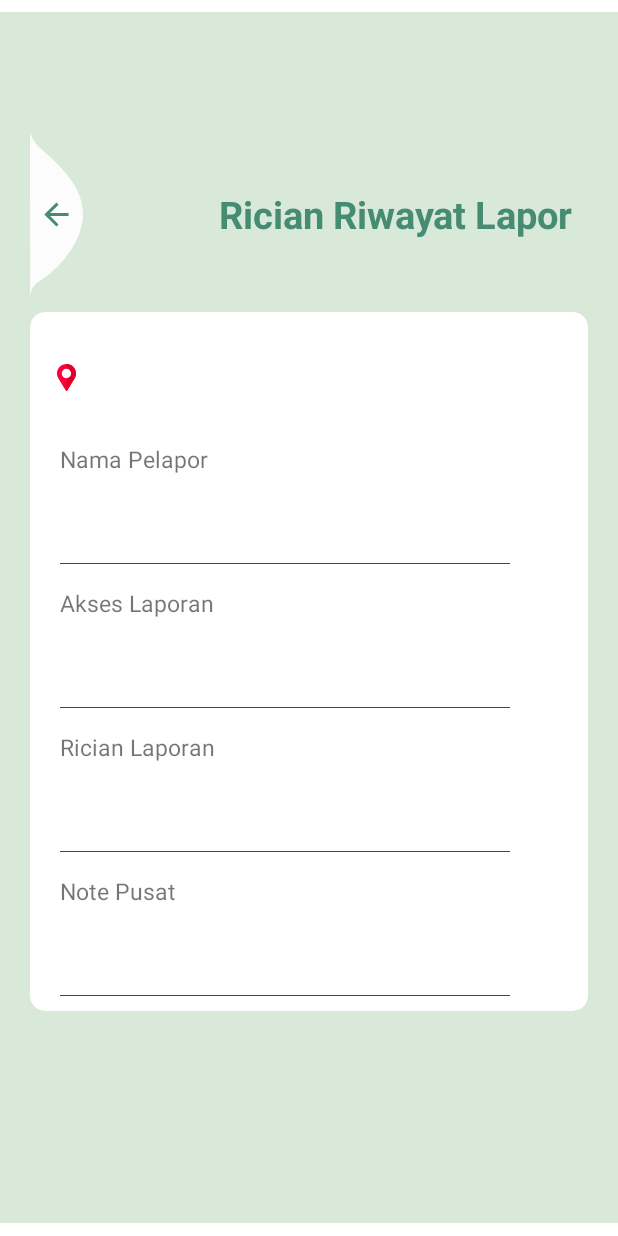
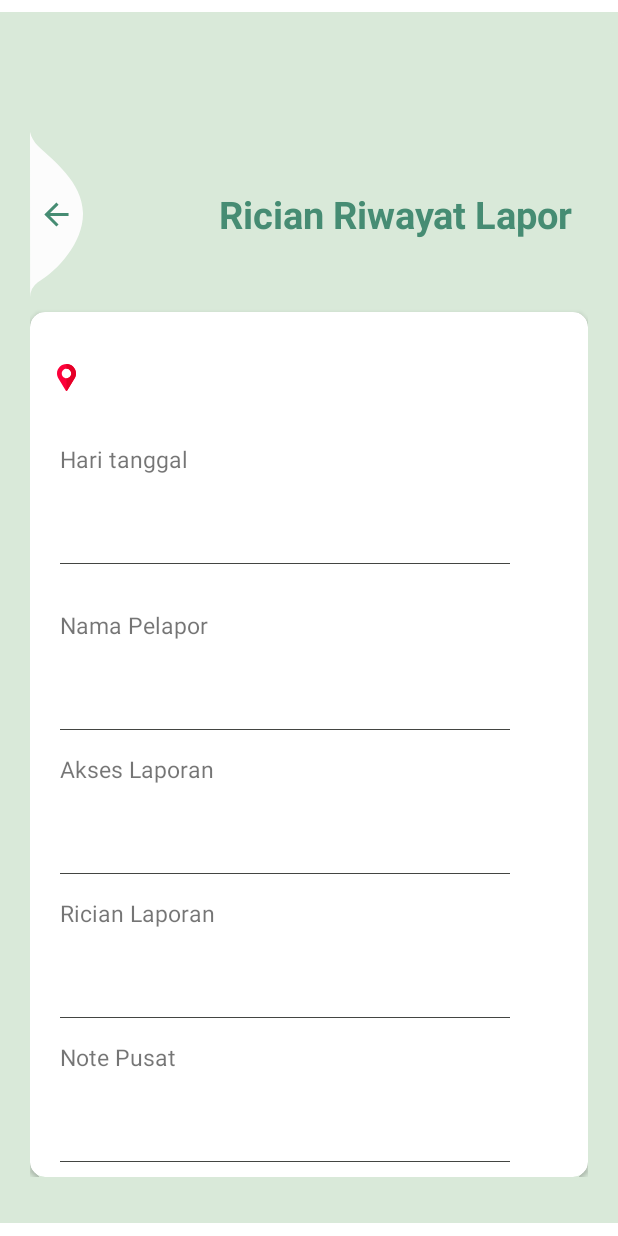
Before and after one commit to alfalifr/Shelter_Mobile, an Android app: the RiwayatLaporDetilActivity screen opened directly, with no data from a screen before it, on a phone screen of 412 x 824 dp. Run offline under Robolectric (Android 15) with nearby library versions, the phone set to English and light mode, and no system bars.

Commit message:
Working on Detil Lapor

```diff
--- a/app/src/main/res/layout/activity_riwayat_lapor_detil.xml
+++ b/app/src/main/res/layout/activity_riwayat_lapor_detil.xml
@@ -77,6 +77,40 @@
                             android:textSize="20sp"
                             app:drawableStartCompat="@drawable/ic_placeholder"
                             tools:text="Sidakalarang, Sumetera Utara" />
+
+                        <TextView
+                            android:id="@+id/tv_date"
+                            android:layout_width="wrap_content"
+                            android:layout_height="wrap_content"
+                            android:layout_marginStart="10dp"
+                            android:layout_marginTop="30dp"
+                            android:fontFamily="@font/nunitosans_light"
+                            android:text="@string/hari_tanggal"
+                            android:textSize="15sp"
+                            app:layout_constraintStart_toStartOf="parent"
+                            app:layout_constraintTop_toBottomOf="@id/tv_location_set" />
+
+                        <TextView
+                            android:id="@+id/tv_date_detail"
+                            android:layout_width="wrap_content"
+                            android:layout_height="wrap_content"
+                            android:layout_marginStart="10dp"
+                            android:layout_marginTop="15dp"
+                            android:fontFamily="@font/nunitosans_regular"
+                            android:textColor="@color/black"
+                            android:textSize="20sp"
+                            app:layout_constraintStart_toStartOf="parent"
+                            app:layout_constraintTop_toBottomOf="@id/tv_date"
+                            tools:text="Senin, 12 Februari 2021" />
+                        <View
+                            android:id="@+id/divider_line_0"
+                            android:layout_width="300dp"
+                            android:layout_height="0.2dp"
+                            android:layout_marginStart="10dp"
+                            android:layout_marginTop="16dp"
+                            android:background="@color/font1"
+                            app:layout_constraintStart_toStartOf="parent"
+                            app:layout_constraintTop_toBottomOf="@id/tv_date_detail" />
 
 
                         <TextView
--- a/app/src/main/res/values/strings.xml
+++ b/app/src/main/res/values/strings.xml
@@ -52,4 +52,5 @@
     <string name="akses_laporan">Akses Laporan</string>
     <string name="rician_laporan">Rician Laporan</string>
     <string name="note_pusat">Note Pusat</string>
+    <string name="hari_tanggal">Hari tanggal</string>
 </resources>
```
